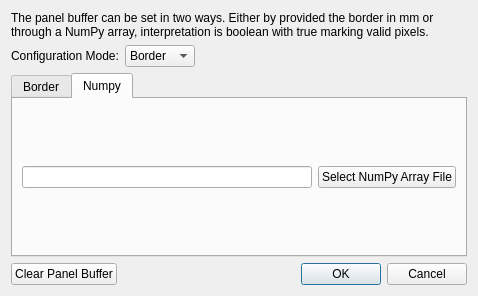
Qt form hexrd/ui/resources/ui/panel_buffer_dialog.ui (HEXRD/hexrdgui) before a commit.
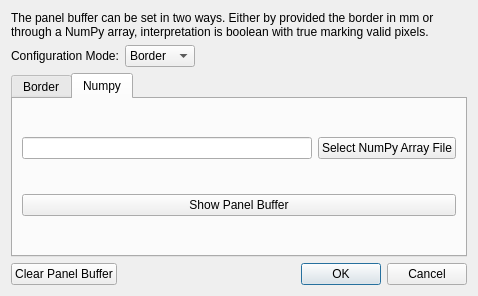
The same form after that commit. The open tabs and pages were chosen to show the change. Custom widgets are drawn as their Qt base class.

Commit message:
Add a viewer for the panel buffer
This adds a button to the "Configure Panel Buffer" widget that allows
the user to view numpy panel buffers via a pop-up imshow.

If there is no numpy file selected, it shows the current panel buffer.
If there is a numpy file selected, it shows the panel buffer for the
numpy file.

The button is disabled if the panel buffer is in border mode rather than
in numpy mode.

What changed in the file:
```diff
--- a/hexrd/ui/resources/ui/panel_buffer_dialog.ui
+++ b/hexrd/ui/resources/ui/panel_buffer_dialog.ui
@@ -95,11 +95,11 @@
       <attribute name="title">
        <string>Numpy</string>
       </attribute>
-      <layout class="QHBoxLayout" name="horizontalLayout">
-       <item>
+      <layout class="QGridLayout" name="gridLayout_3">
+       <item row="0" column="1">
         <widget class="QLineEdit" name="file_name"/>
        </item>
-       <item>
+       <item row="0" column="2">
         <widget class="QPushButton" name="select_file_button">
          <property name="text">
           <string>Select NumPy Array File</string>
@@ -109,6 +109,13 @@
          </property>
         </widget>
        </item>
+       <item row="1" column="1" colspan="2">
+        <widget class="QPushButton" name="show_panel_buffer">
+         <property name="text">
+          <string>Show Panel Buffer</string>
+         </property>
+        </widget>
+       </item>
       </layout>
      </widget>
     </widget>
```
Left out of the diff: 7 changed lines with no effect on the pictures. The commit also changes 1 other file.
